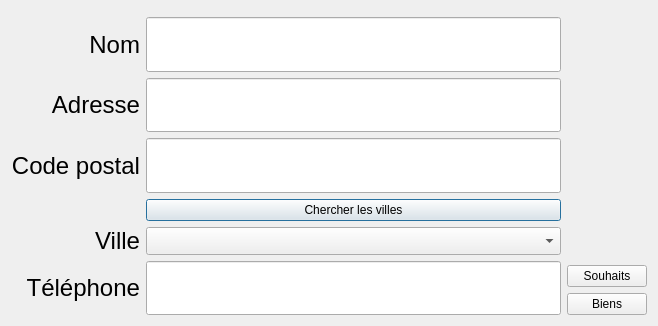
The window that src/Qt/AgenceImmobiliere/dialogclient.ui (Ovan33/Immobilier) describes before a commit, drawn with Qt 5.
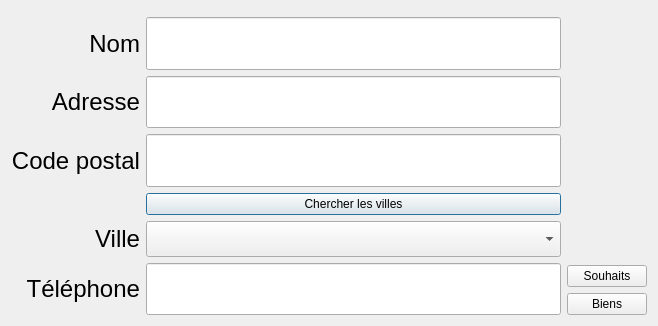
The same window after the commit.

Diff of the .ui file:
```diff
--- a/src/Qt/AgenceImmobiliere/dialogclient.ui
+++ b/src/Qt/AgenceImmobiliere/dialogclient.ui
@@ -69,6 +69,12 @@
              <height>16777215</height>
             </size>
            </property>
+           <property name="font">
+            <font>
+             <family>Liberation Sans</family>
+             <pointsize>18</pointsize>
+            </font>
+           </property>
           </widget>
          </item>
          <item row="1" column="0">
@@ -110,6 +116,12 @@
              <height>16777215</height>
             </size>
            </property>
+           <property name="font">
+            <font>
+             <family>Liberation Sans</family>
+             <pointsize>18</pointsize>
+            </font>
+           </property>
           </widget>
          </item>
          <item row="2" column="0">
@@ -170,6 +182,12 @@
              <verstretch>0</verstretch>
             </sizepolicy>
            </property>
+           <property name="font">
+            <font>
+             <family>Liberation Sans</family>
+             <pointsize>18</pointsize>
+            </font>
+           </property>
           </widget>
          </item>
          <item row="6" column="0">
@@ -211,6 +229,12 @@
              <height>16777215</height>
             </size>
            </property>
+           <property name="font">
+            <font>
+             <family>Liberation Sans</family>
+             <pointsize>18</pointsize>
+            </font>
+           </property>
           </widget>
          </item>
          <item row="2" column="1">
@@ -227,6 +251,12 @@
              <height>16777215</height>
             </size>
            </property>
+           <property name="font">
+            <font>
+             <family>Liberation Sans</family>
+             <pointsize>18</pointsize>
+            </font>
+           </property>
           </widget>
          </item>
          <item row="3" column="1">
```
Left out of the diff: 12 changed lines with no effect on the pictures.
